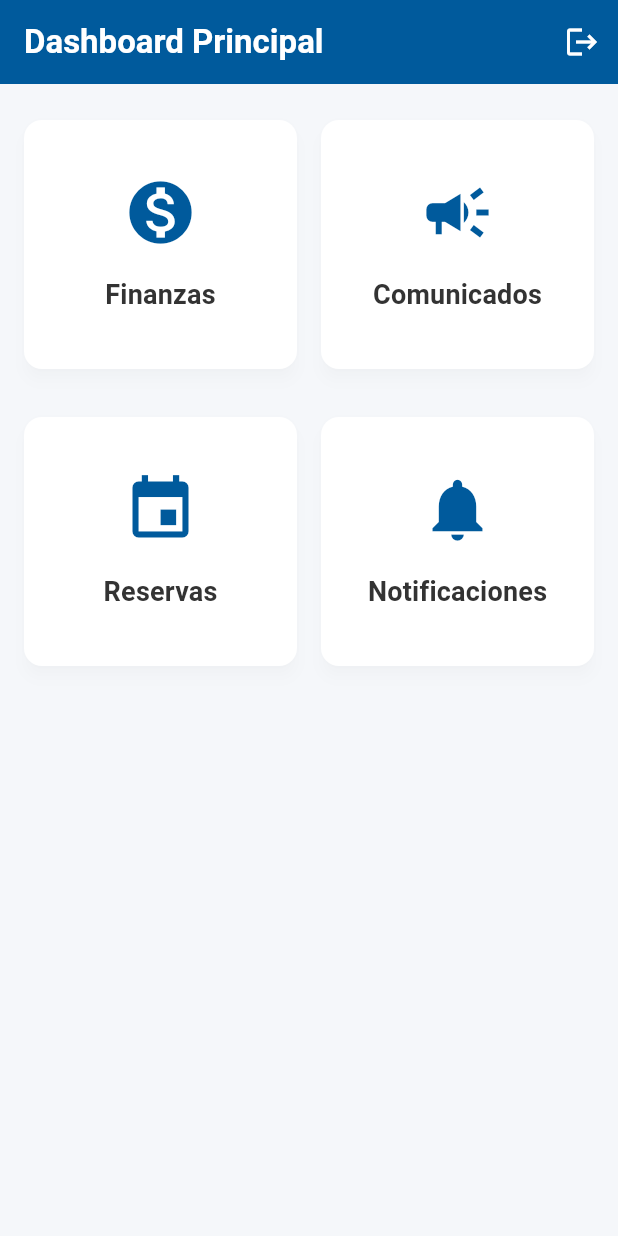
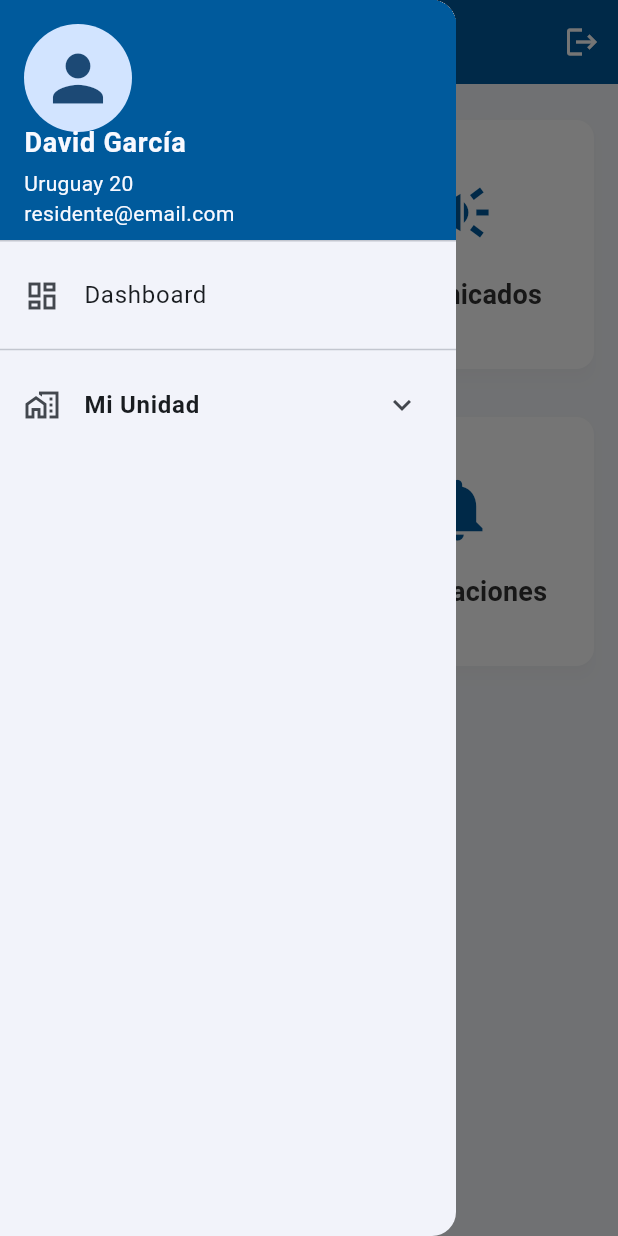
Before and after one commit to davidgarciacaballero0-dot/smart-condominious-si2, a Flutter app: the DashboardPage screen opened directly, with the side drawer open (before the commit the screen has no drawer), on a phone screen of 412 x 824 dp. Run offline on Flutter 3.47's test engine with Material 3 defaults, Android fonts, the phone set to English and light mode, and no system bars; our stand-ins replace table_calendar.

Commit message:
feat: Desarrolla UI de la barra lateral para gestionar mascotas y vehiculos.

```diff
--- /dev/null
+++ b/app/lib/app_drawer.dart
@@ -0,0 +1,83 @@
+import 'package:flutter/material.dart';
+import 'models/profile_models.dart';
+
+class AppDrawer extends StatelessWidget {
+  const AppDrawer({super.key});
+
+  @override
+  Widget build(BuildContext context) {
+    const userProfile = UserProfile(
+      name: 'David García',
+      unit: 'Uruguay 20',
+      email: 'residente@email.com',
+    );
+
+    return Drawer(
+      child: ListView(
+        padding: EdgeInsets.zero,
+        children: <Widget>[
+          UserAccountsDrawerHeader(
+            accountName: Text(
+              userProfile.name,
+              style: const TextStyle(fontWeight: FontWeight.bold, fontSize: 18),
+            ),
+            accountEmail: Text('${userProfile.unit}\n${userProfile.email}'),
+            currentAccountPicture: const CircleAvatar(
+              child: Icon(Icons.person, size: 50),
+            ),
+            decoration: BoxDecoration(
+              color: Theme.of(context).colorScheme.primary,
+            ),
+          ),
+          ListTile(
+            leading: const Icon(Icons.dashboard_outlined),
+            title: const Text('Dashboard'),
+            onTap: () {
+              // Si el usuario ya está en el dashboard, solo cierra el drawer.
+              // Si estuviera en otra página, aquí podríamos navegar al dashboard.
+              Navigator.pop(context);
+            },
+          ),
+          const Divider(),
+
+          // --- MENÚ DESPLEGABLE PARA "MI UNIDAD" ---
+          ExpansionTile(
+            leading: const Icon(Icons.home_work_outlined),
+            title: const Text(
+              'Mi Unidad',
+              style: TextStyle(fontWeight: FontWeight.bold),
+            ),
+            children: <Widget>[
+              // Opción para gestionar vehículos (dentro del menú)
+              ListTile(
+                contentPadding:
+                    const EdgeInsets.only(left: 32.0), // Aumentamos el padding
+                leading: const Icon(Icons.directions_car_outlined),
+                title: const Text('Gestionar Vehículos'),
+                onTap: () {
+                  // TODO: Navegar a la página de gestión de vehículos
+                  ScaffoldMessenger.of(context).showSnackBar(
+                    const SnackBar(content: Text('Navegando a Vehículos...')),
+                  );
+                },
+              ),
+              // Opción para gestionar mascotas (dentro del menú)
+              ListTile(
+                contentPadding:
+                    const EdgeInsets.only(left: 32.0), // Aumentamos el padding
+                leading: const Icon(Icons.pets_outlined),
+                title: const Text('Gestionar Mascotas'),
+                onTap: () {
+                  // TODO: Navegar a la página de gestión de mascotas
+                  ScaffoldMessenger.of(context).showSnackBar(
+                    const SnackBar(content: Text('Navegando a Mascotas...')),
+                  );
+                },
+              ),
+            ],
+          ),
+        ],
+      ),
+    );
+  }
+}
--- a/app/lib/dashboard_page.dart
+++ b/app/lib/dashboard_page.dart
@@ -1,10 +1,11 @@
 import 'package:flutter/material.dart';
 
-// --- IMPORTACIONES NECESARIAS PARA LA NAVEGACIÓN ---
+// Importaciones necesarias para la navegación
 import 'finances_page.dart';
 import 'reservations_page.dart';
 import 'communications_page.dart';
 import 'login_page.dart';
+import 'app_drawer.dart'; // Importamos el drawer
 
 class DashboardPage extends StatelessWidget {
   const DashboardPage({super.key});
@@ -12,9 +13,9 @@ class DashboardPage extends StatelessWidget {
   @override
   Widget build(BuildContext context) {
     return Scaffold(
+      drawer: const AppDrawer(), // Menú lateral
       appBar: AppBar(
         title: const Text('Dashboard Principal'),
-        automaticallyImplyLeading: false,
         actions: [
           IconButton(
             icon: const Icon(Icons.logout),
@@ -82,6 +83,7 @@ class DashboardPage extends StatelessWidget {
   }
 }
 
+// Widget reutilizable para las tarjetas del Dashboard
 class DashboardCard extends StatelessWidget {
   const DashboardCard({
     super.key,
--- /dev/null
+++ b/app/lib/models/profile_models.dart
@@ -0,0 +1,43 @@
+class UserProfile {
+  final String name;
+  final String unit; // Unidad habitacional, ej: "Uruguay 20"
+  final String email;
+
+  const UserProfile({
+    required this.name,
+    required this.unit,
+    required this.email,
+  });
+}
+
+class Vehicle {
+  final String id;
+  final String brand; // Marca
+  final String model;
+  final String plate; // Placa
+  final String color;
+
+  const Vehicle({
+    required this.id,
+    required this.brand,
+    required this.model,
+    required this.plate,
+    required this.color,
+  });
+}
+
+class Pet {
+  final String id;
+  final String name;
+  final String species; // Especie (Perro, Gato)
+  final String breed; // Raza
+  final String color;
+
+  const Pet({
+    required this.id,
+    required this.name,
+    required this.species,
+    required this.breed,
+    required this.color,
+  });
+}
```
